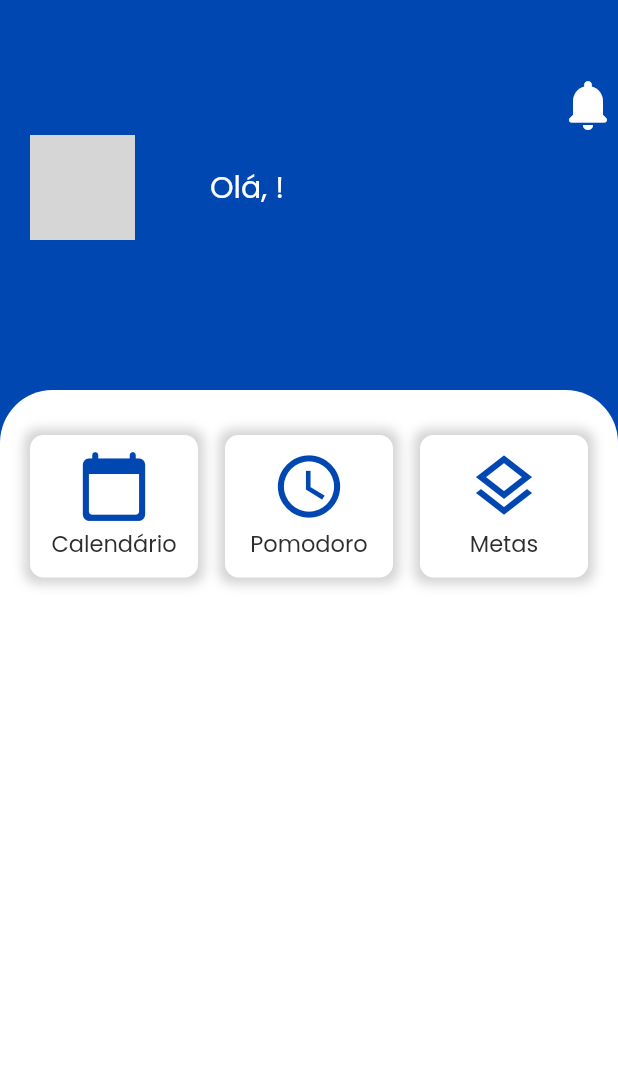
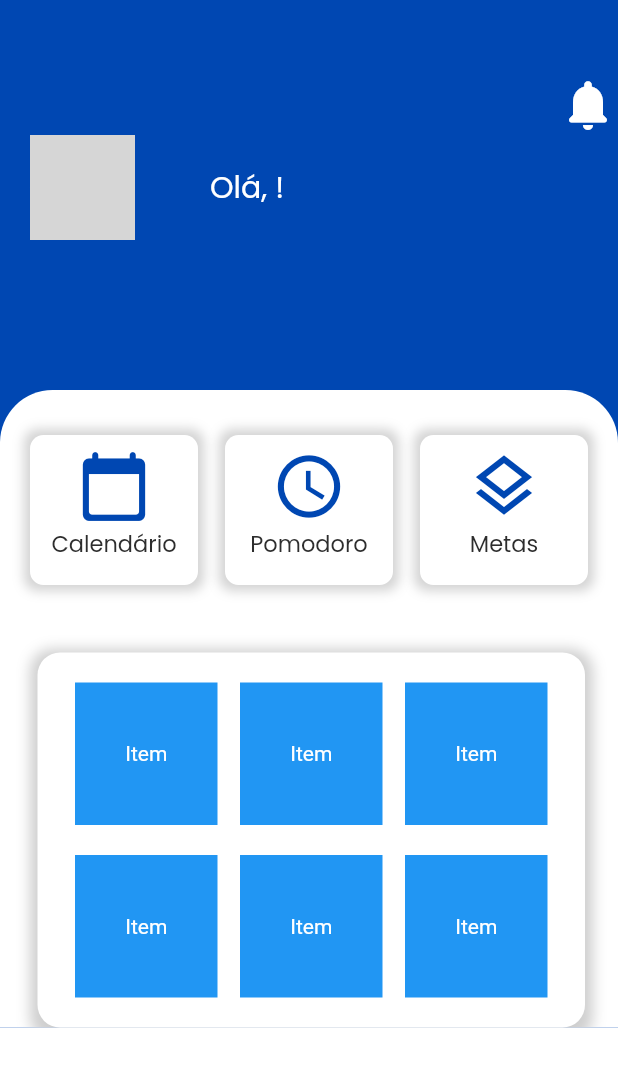
Before and after one commit to gchavess/taskwise-mobile, a Flutter app: the HomePage screen opened directly with empty values, on a phone screen of 412 x 824 dp. Shown: the top 1067 px of the screen. Run offline on Flutter 3.47's test engine with Material 2 defaults, Android fonts, the light colour scheme and no system bars; our stand-ins replace dio, dotted_border, google_fonts, timeline_tile; grey boxes are pictures that could not be loaded.

Commit message:
Grid goals

```diff
--- a/lib/screens/home/home.dart
+++ b/lib/screens/home/home.dart
@@ -45,7 +45,7 @@ class HomePage extends StatelessWidget {
 
   Widget buildGreetingText() {
     return Text(
-      'Olá, ${userName}!',
+      'Olá, $userName!',
       style: GoogleFonts.poppins(
         fontSize: 20,
         color: Colors.white,
@@ -57,13 +57,10 @@ class HomePage extends StatelessWidget {
       String label, IconData icon, Color iconColor, VoidCallback onPressed) {
     return Expanded(
       child: InkWell(
-        onTap: () {
-          // Navegar para a rota correspondente quando o botão é pressionado
-          onPressed;
-        },
+        onTap: onPressed,
         child: Container(
           padding: const EdgeInsets.all(7),
-          constraints: const BoxConstraints(minHeight: 0, maxHeight: 95),
+          constraints: const BoxConstraints(minHeight: 0),
           decoration: BoxDecoration(
             color: const Color.fromARGB(255, 255, 255, 255),
             borderRadius: BorderRadius.circular(9),
@@ -104,6 +101,86 @@ class HomePage extends StatelessWidget {
     );
   }
 
+  Widget buildButtonsRow() {
+    return SizedBox(
+      height: 100, // Defina a altura desejada para a Row
+      child: Row(
+        crossAxisAlignment: CrossAxisAlignment.start,
+        mainAxisAlignment: MainAxisAlignment.spaceBetween,
+        children: [
+          buildButton('Calendário', Icons.calendar_today_rounded,
+              const Color.fromARGB(255, 0, 71, 178), () {}),
+          const SizedBox(width: 18),
+          buildButton('Pomodoro', Icons.watch_later_outlined,
+              const Color.fromARGB(255, 0, 71, 178), () {}),
+          const SizedBox(width: 18),
+          buildButton('Metas', Icons.layers_outlined,
+              const Color.fromARGB(255, 0, 71, 178), () => const MyGoals()),
+        ],
+      ),
+    );
+  }
+
+  Widget buildWhiteRectangle() {
+    return Container(
+      decoration: BoxDecoration(
+        color: Colors.white,
+        borderRadius: BorderRadius.circular(15),
+        boxShadow: [
+          BoxShadow(
+            color: Colors.grey.withOpacity(0.5),
+            spreadRadius: 5,
+            blurRadius: 7,
+            offset: const Offset(0, 3),
+          ),
+        ],
+      ),
+      margin: const EdgeInsets.only(top: 25, left: 25, right: 22),
+      padding: const EdgeInsets.all(15),
+      child: Column(
+        children: [
+          Row(
+            mainAxisAlignment: MainAxisAlignment.spaceEvenly,
+            children: [
+              buildInkWell(),
+              buildInkWell(),
+              buildInkWell(),
+            ],
+          ),
+          const SizedBox(height: 10),
+          Row(
+            mainAxisAlignment: MainAxisAlignment.spaceEvenly,
+            children: [
+              buildInkWell(),
+              buildInkWell(),
+              buildInkWell(),
+            ],
+          ),
+        ],
+      ),
+    );
+  }
+
+  Widget buildInkWell() {
+    return InkWell(
+      onTap: () {
+        // Lidar com o toque no InkWell
+      },
+      child: Container(
+        width: 95,
+        height: 95,
+        color: Colors.blue,
+        margin: const EdgeInsets.all(5),
+        child: const Center(
+          child: Text(
+            'Item',
+            style: TextStyle(color: Colors.white),
+          ),
+        ),
+      ),
+    );
+  }
+
   @override
   Widget build(BuildContext context) {
     return Scaffold(
@@ -124,9 +201,9 @@ class HomePage extends StatelessWidget {
             ),
             const SizedBox(height: 100),
             Container(
-              height: MediaQuery.of(context).size.height,
               width: double.infinity,
-              padding: const EdgeInsets.only(top: 30, left: 20, right: 20),
+              padding: const EdgeInsets.only(
+                  top: 30, left: 20, right: 20, bottom: 20),
               decoration: const BoxDecoration(
                 color: Colors.white,
                 borderRadius: BorderRadius.only(
@@ -134,26 +211,19 @@ class HomePage extends StatelessWidget {
                   topRight: Radius.circular(35),
                 ),
               ),
-              child: Row(
-                crossAxisAlignment: CrossAxisAlignment.start,
-                mainAxisAlignment: MainAxisAlignment.spaceBetween,
-                children: [
-                  buildButton('Calendário', Icons.calendar_today_rounded,
-                      const Color.fromARGB(255, 0, 71, 178), () {}),
-                  const SizedBox(width: 18),
-                  buildButton('Pomodoro', Icons.watch_later_outlined,
-                      const Color.fromARGB(255, 0, 71, 178), () {}),
-                  const SizedBox(width: 18),
-                  buildButton('Metas', Icons.layers_outlined,
-                      const Color.fromARGB(255, 0, 71, 178), () {
-                    Navigator.push(
-                        context,
-                        MaterialPageRoute(
-                            builder: (context) => const MyGoals()));
-                  }),
-                ],
-              ),
+              child: buildButtonsRow(),
             ),
+            Container(
+              color: Colors.white, // Cor do fundo branco
+              width: double.infinity,
+              height: 275,
+              child: buildWhiteRectangle(),
+            ),
+            Container(
+              color: Colors.white, // Cor do fundo branco
+              width: double.infinity,
+              height: 275,
+            )
           ],
         ),
       ),
```
